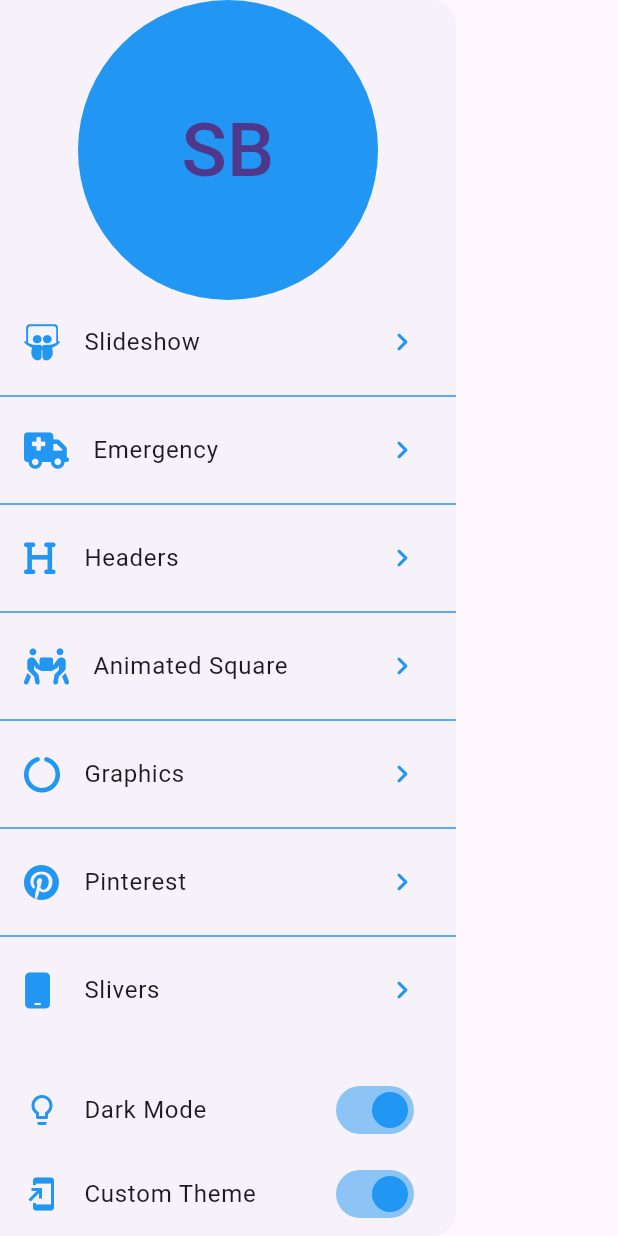
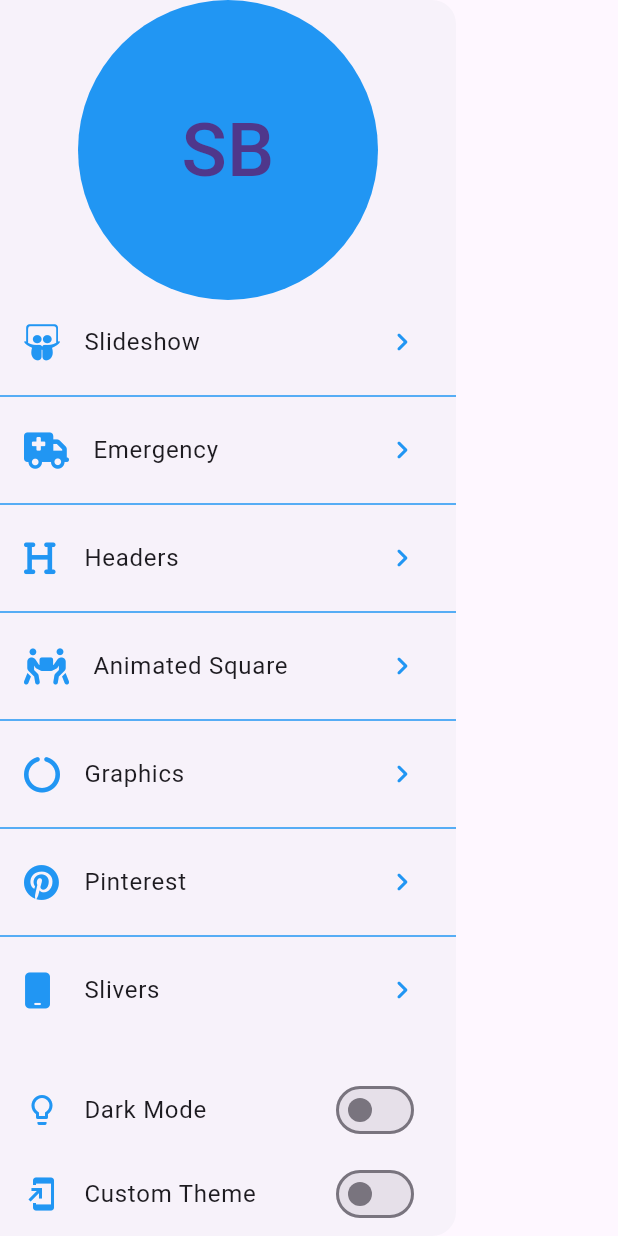
Before and after one commit to Flutter-Course-Sergio/designsApp, a Flutter app: the _MainMenu widget shown alone on an empty page, opened directly, on a phone screen of 412 x 824 dp. Run offline on Flutter 3.47's test engine with Material 3 defaults, Android fonts, the phone set to English and light mode, and no system bars; our stand-ins replace animate_do, flutter_svg, font_awesome_flutter.

Commit message:
theme notifier

```diff
--- a/lib/main.dart
+++ b/lib/main.dart
@@ -1,9 +1,12 @@
 import 'package:flutter/material.dart';
+import 'package:provider/provider.dart';
 
 import 'src/pages/launcher_page.dart';
+import 'src/theme/theme.dart';
 
 void main() {
-  runApp(const MainApp());
+  runApp(ChangeNotifierProvider(
+      create: (_) => ThemeChanger(), child: const MainApp()));
 }
 
 class MainApp extends StatelessWidget {
--- a/lib/src/pages/launcher_page.dart
+++ b/lib/src/pages/launcher_page.dart
@@ -1,7 +1,9 @@
 import 'package:flutter/material.dart';
 import 'package:font_awesome_flutter/font_awesome_flutter.dart';
+import 'package:provider/provider.dart';
 
 import '../routes/routes.dart';
+import '../theme/theme.dart';
 
 class LauncherPage extends StatelessWidget {
   const LauncherPage({super.key});
@@ -51,6 +53,8 @@ class _MainMenu extends StatelessWidget {
 
   @override
   Widget build(BuildContext context) {
+    final appTheme = Provider.of<ThemeChanger>(context);
+
     return Drawer(
       child: Column(
         children: [
@@ -72,13 +76,17 @@ class _MainMenu extends StatelessWidget {
             leading: const Icon(Icons.lightbulb_outline, color: Colors.blue),
             title: const Text('Dark Mode'),
             trailing: Switch.adaptive(
-                value: true, activeColor: Colors.blue, onChanged: (value) {}),
+                value: appTheme.darkTheme,
+                activeColor: Colors.blue,
+                onChanged: (value) => appTheme.darkTheme = value),
           ),
           ListTile(
             leading: const Icon(Icons.add_to_home_screen, color: Colors.blue),
             title: const Text('Custom Theme'),
             trailing: Switch.adaptive(
-                value: true, activeColor: Colors.blue, onChanged: (value) {}),
+                value: appTheme.customTheme,
+                activeColor: Colors.blue,
+                onChanged: (value) => appTheme.customTheme = value),
           ),
         ],
       ),
--- /dev/null
+++ b/lib/src/theme/theme.dart
@@ -0,0 +1,21 @@
+import 'package:flutter/material.dart';
+
+class ThemeChanger with ChangeNotifier {
+  bool _darkTheme = false;
+  bool _customTheme = false;
+
+  bool get darkTheme => _darkTheme;
+  bool get customTheme => _customTheme;
+
+  set darkTheme(bool value) {
+    _customTheme = false;
+    _darkTheme = value;
+    notifyListeners();
+  }
+
+  set customTheme(bool value) {
+    _customTheme = value;
+    _darkTheme = false;
+    notifyListeners();
+  }
+}
```
